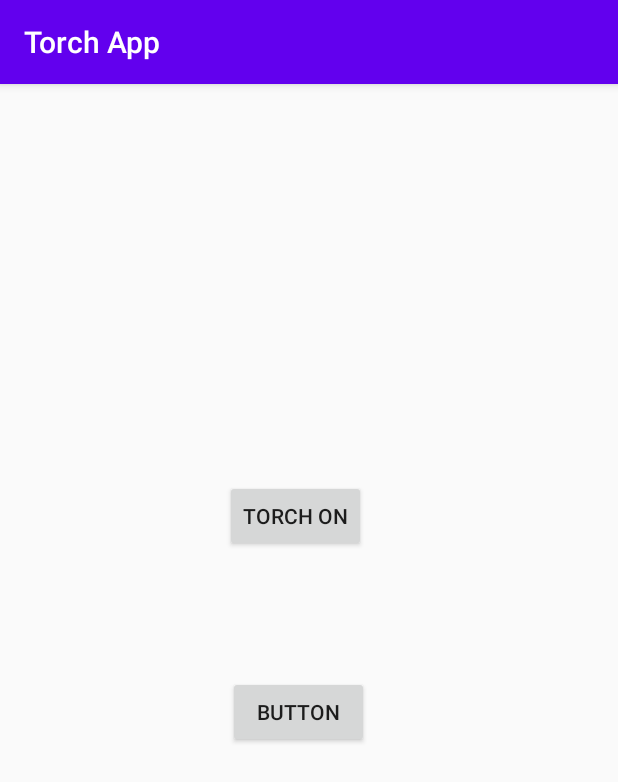
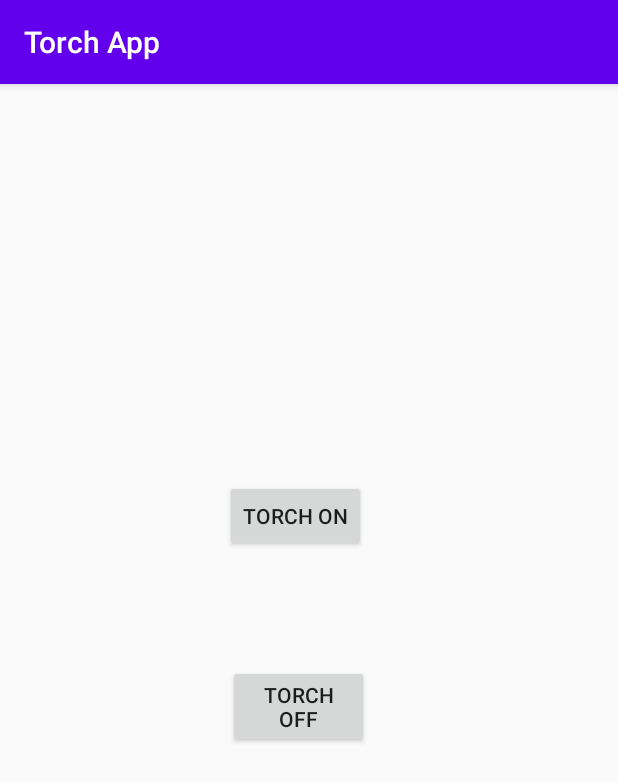
Before and after one commit to KumarSanskar/Torch_App, an Android app: the UsingButton screen opened directly, with no data from a screen before it, on a phone screen of 412 x 824 dp. Shown: the top 782 px of the screen. Run offline under Robolectric (Android 15) with nearby library versions, the phone set to English and light mode, and no system bars.

Commit message:
changed text attribute for button5

```diff
--- a/app/src/main/res/layout/activity_using_button.xml
+++ b/app/src/main/res/layout/activity_using_button.xml
@@ -33,5 +33,5 @@
         android:layout_marginEnd="-2dp"
         android:layout_marginRight="-2dp"
         android:layout_marginBottom="325dp"
-        android:text="Button" />
+        android:text="Torch Off" />
 </RelativeLayout>
```
